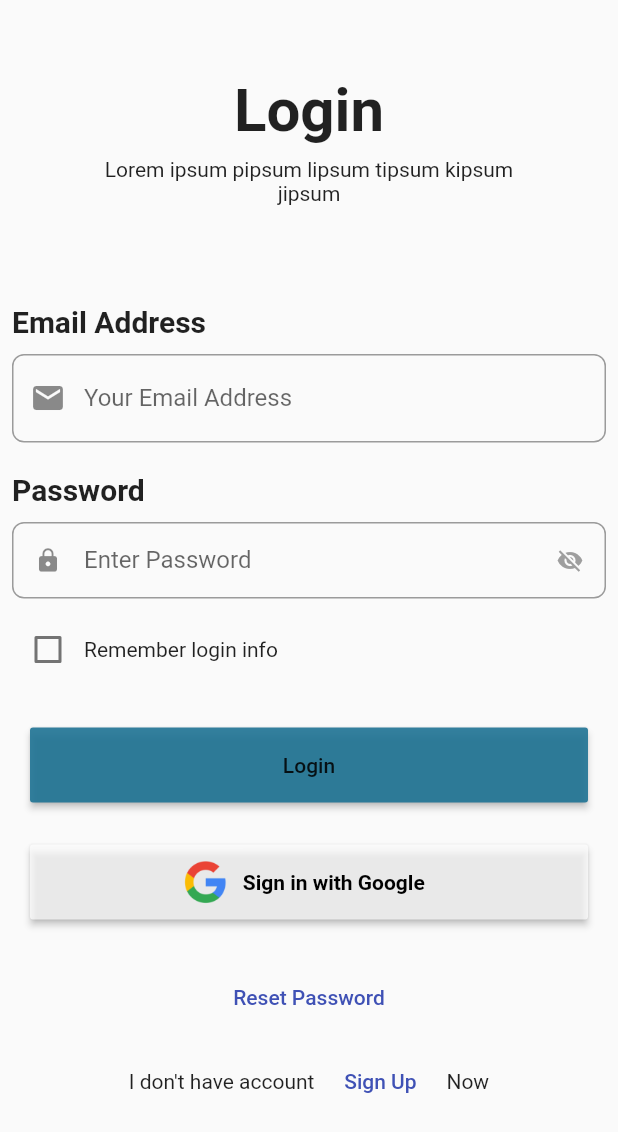
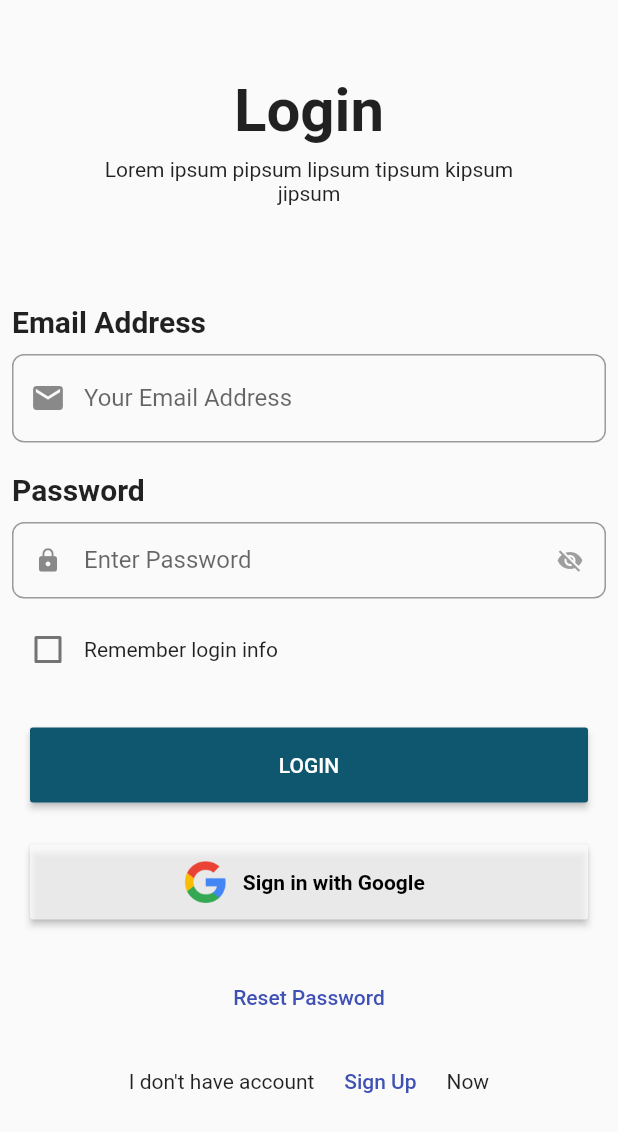
Before and after one commit to HunainHumail/onlala_shopping, a Flutter app: the LoginScreen screen opened directly, on a phone screen of 412 x 824 dp. Shown: the top 1132 px of the screen. Run offline on Flutter 3.47's test engine with Material 2 defaults, Android fonts, the phone set to English and light mode, and no system bars; our stand-ins replace cached_network_image, carousel_pro, chewie, smooth_star_rating, video_player.

Commit message:
LOGIN SCREEN CORRECTED

```diff
--- a/lib/login_screen.dart
+++ b/lib/login_screen.dart
@@ -103,8 +103,8 @@ class _LoginScreen extends State<LoginScreen> {
                         onPressed: () {
 
                         },
-                        color: Color.fromRGBO(30, 115, 148, 0.9),
-                        child: Text('Login'),
+                        color: Color.fromRGBO(15, 87, 111, 1.0),
+                        child: Text('LOGIN',style: TextStyle(color: Colors.white),),
                       ),
                     ),
                   ),
--- a/lib/main.dart
+++ b/lib/main.dart
@@ -31,7 +31,7 @@ void main() {
 
         debugShowCheckedModeBanner: false,
         // home: OnboardingPage(),
-        home:CreditCard(),
+        home:LoginScreen(),
 
       )
   );
```
